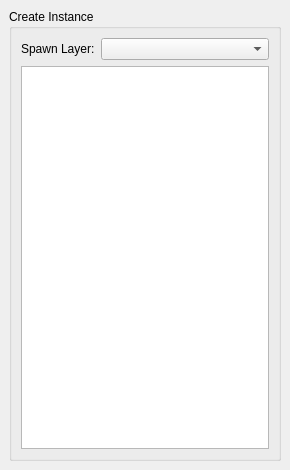
This is src/Editor/WorldEditor/WCreateTab.ui in AxioDL/PrimeWorldEditor as Qt 5 draws it before an edit. The edited form follows.
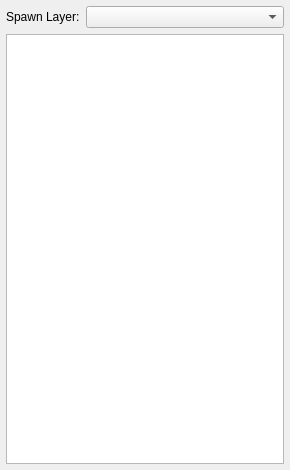
This is the edited form. Custom widgets are drawn as their Qt base class.

The edit to the form file:
```diff
--- a/src/Editor/WorldEditor/WCreateTab.ui
+++ b/src/Editor/WorldEditor/WCreateTab.ui
@@ -15,23 +15,17 @@
   </property>
   <layout class="QVBoxLayout" name="verticalLayout">
    <property name="leftMargin">
-    <number>9</number>
+    <number>6</number>
    </property>
    <property name="topMargin">
-    <number>9</number>
+    <number>6</number>
    </property>
    <property name="rightMargin">
-    <number>9</number>
+    <number>6</number>
    </property>
    <property name="bottomMargin">
-    <number>9</number>
+    <number>6</number>
    </property>
-   <item>
-    <widget class="QGroupBox" name="groupBox">
-     <property name="title">
-      <string>Create Instance</string>
-     </property>
-     <layout class="QVBoxLayout" name="verticalLayout_2">
       <item>
        <layout class="QHBoxLayout" name="horizontalLayout">
         <item>
@@ -76,9 +70,6 @@
         <property name="horizontalScrollMode">
          <enum>QAbstractItemView::ScrollPerPixel</enum>
         </property>
-       </widget>
-      </item>
-     </layout>
     </widget>
    </item>
   </layout>
```
Lines whose indentation alone changed are shown as unchanged.
